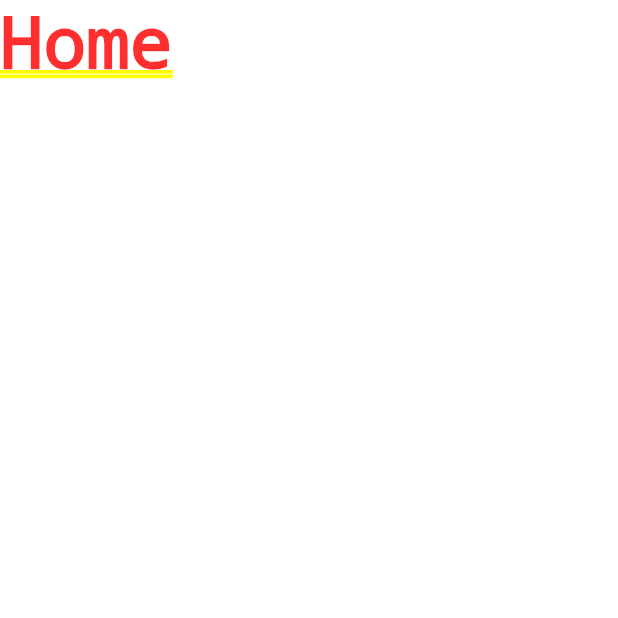
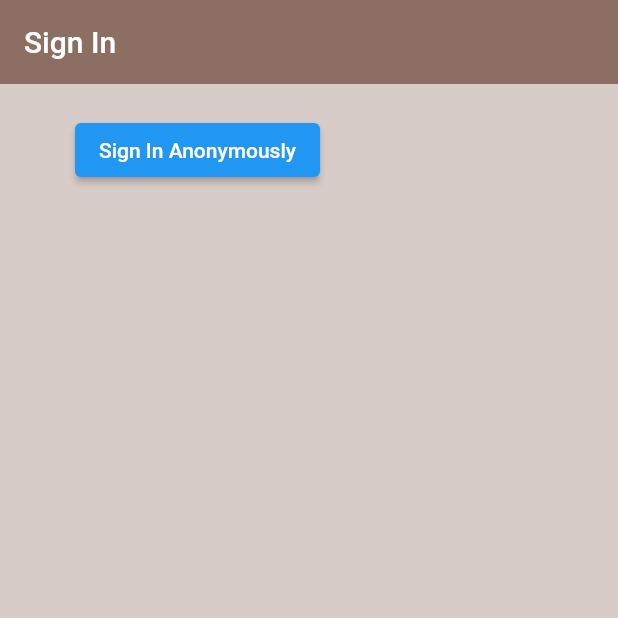
Before and after one commit to Be55am/flutter_firebase_example, a Flutter app: the screen it shows after launch, on a phone screen of 412 x 824 dp, the top half of it. Run offline on Flutter 3.47's test engine with Material 2 defaults, Android fonts, the phone set to English and light mode, and no system bars; our stand-ins replace firebase_auth; accounts and stored records are empty.

Commit message:
add auth service and signin anonymously method

```diff
--- a/lib/main.dart
+++ b/lib/main.dart
@@ -12,7 +12,7 @@ class MyApp extends StatelessWidget {
   @override
   Widget build(BuildContext context) {
     return MaterialApp(
-      home: Wrapper(),
+      home: Wrapper()
     );
   }
 }
--- a/lib/screens/authenticate/authenticate.dart
+++ b/lib/screens/authenticate/authenticate.dart
@@ -1,3 +1,4 @@
+import 'package:firebase_flutter/screens/authenticate/sign_in.dart';
 import 'package:flutter/material.dart';
 
 class Authenticate extends StatefulWidget {
@@ -10,8 +11,6 @@ class Authenticate extends StatefulWidget {
 class _AuthenticateState extends State<Authenticate> {
   @override
   Widget build(BuildContext context) {
-    return Container(
-      child: Text('Authenticate'),
-    );
+    return SignIn();
   }
 }
--- /dev/null
+++ b/lib/screens/authenticate/sign_in.dart
@@ -0,0 +1,33 @@
+
+
+import 'package:flutter/material.dart';
+
+class SignIn extends StatefulWidget {
+  const SignIn({Key? key}) : super(key: key);
+
+  @override
+  _SignInState createState() => _SignInState();
+}
+
+class _SignInState extends State<SignIn> {
+  @override
+  Widget build(BuildContext context) {
+    return Scaffold(
+      backgroundColor: Colors.brown[100],
+      appBar: AppBar(
+        backgroundColor: Colors.brown[400],
+        elevation: 0.0,
+        title: Text('Sign In'),
+      ),
+      body: Container(
+        padding: EdgeInsets.symmetric(vertical: 20.0, horizontal: 50.0),
+        child: ElevatedButton(
+          child: Text('Sign In Anonymously'),
+          onPressed: () async {
+
+          },
+        ),
+      ),
+    );
+  }
+}
--- a/lib/screens/wrapper.dart
+++ b/lib/screens/wrapper.dart
@@ -1,3 +1,5 @@
+import 'package:firebase_flutter/screens/authenticate/authenticate.dart';
+import 'package:firebase_flutter/screens/authenticate/sign_in.dart';
 import 'package:firebase_flutter/screens/home/home.dart';
 import 'package:flutter/material.dart';
 
@@ -7,6 +9,6 @@ class Wrapper extends StatelessWidget {
   @override
   Widget build(BuildContext context) {
     // return home or auth
-    return Home();
+    return Authenticate();
   }
 }
```
Also changed, not shown: lib/services/auth.dart (added, +24 -0 lines).
